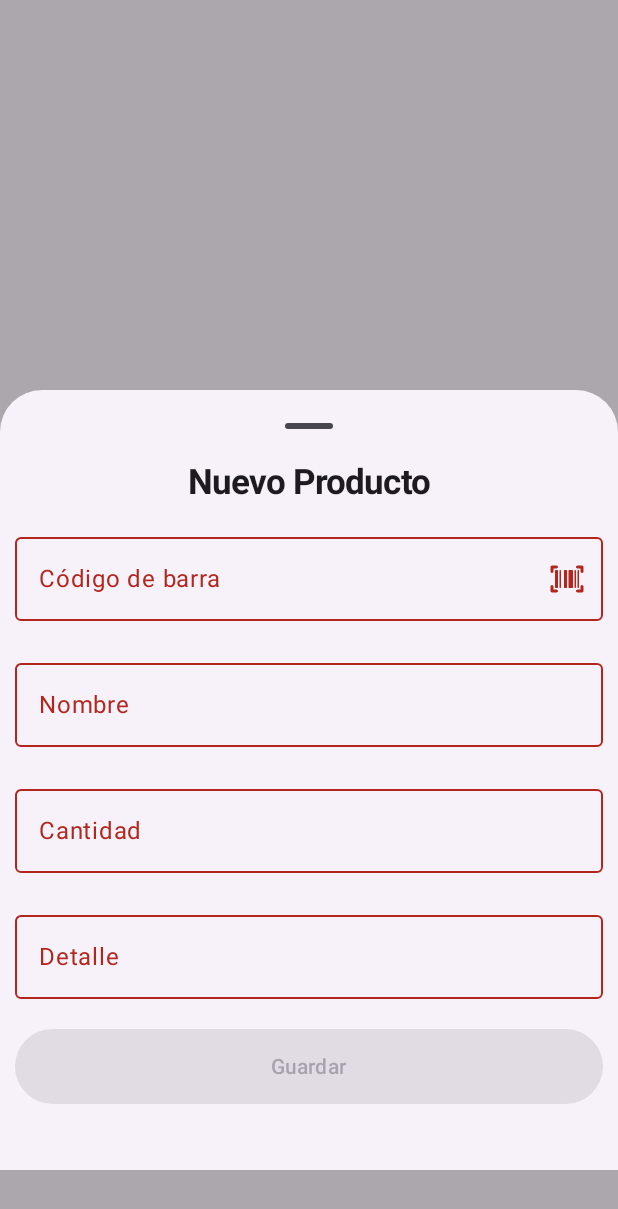
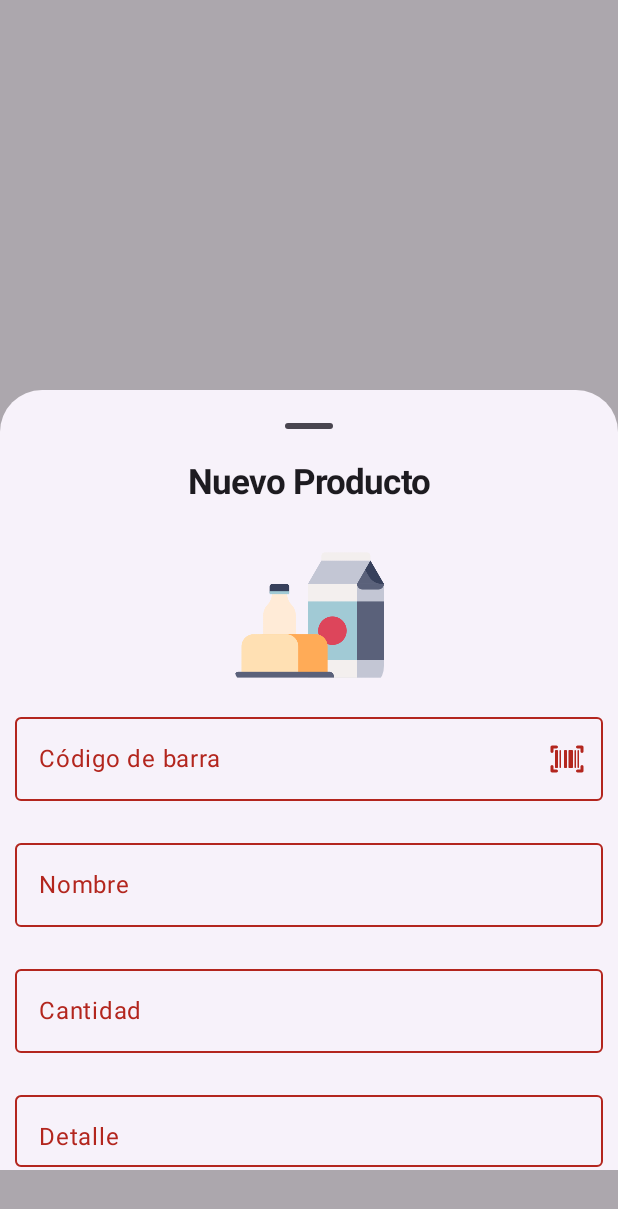
Before and after one commit to GerardoSCDev/android_local_manage_store, an Android app built with Jetpack Compose: the composable InventoryBottomSheetAddProductForm shown on its own in the app's theme, on a phone screen of 412 x 824 dp. Shown: the top 1209 px of the screen. Run offline under Robolectric (Android 15) with nearby library versions, the phone set to English and light mode, and no system bars; our stand-ins replace Room's generated code; libraries missing offline, so code that uses them is left out: com.journeyapps.barcodescanner; 2 statements that could not run were skipped.

Commit message:
add image product mock

```diff
--- a/app/src/main/java/com/example/localmanagestore/Modules/Inventory/Screens/InventoryBottomSheetAddProductFormScreen.kt
+++ b/app/src/main/java/com/example/localmanagestore/Modules/Inventory/Screens/InventoryBottomSheetAddProductFormScreen.kt
@@ -40,6 +40,17 @@ import com.google.accompanist.permissions.rememberPermissionState
 import com.google.accompanist.permissions.shouldShowRationale
 import com.journeyapps.barcodescanner.ScanContract
 import com.journeyapps.barcodescanner.ScanOptions
+import androidx.compose.foundation.Image
+import androidx.compose.foundation.background
+import androidx.compose.foundation.layout.Box
+import androidx.compose.foundation.layout.size
+import androidx.compose.foundation.shape.RoundedCornerShape
+import androidx.compose.ui.Alignment
+import androidx.compose.ui.draw.clip
+import androidx.compose.ui.graphics.Color
+import androidx.compose.ui.layout.ContentScale
+import androidx.compose.ui.res.painterResource
+import androidx.compose.ui.res.stringResource
 
 @OptIn(ExperimentalMaterial3Api::class, ExperimentalPermissionsApi::class)
 @Composable
@@ -108,6 +119,22 @@ fun InventoryBottomSheetAddProductForm(onDismiss: () -> Unit) {
                 .padding(bottom = 15.dp),
             style = TextStyle(fontSize = 23.sp, fontWeight = FontWeight.Bold)
         )
+
+        Box(
+            modifier = Modifier
+                .height(120.dp)
+                .fillMaxWidth()
+        ) {
+            Image(
+                painter = painterResource(id = R.drawable.productos_default_image),
+                contentDescription = stringResource(id = R.string.app_name),
+                contentScale = ContentScale.Crop,
+                modifier = Modifier
+                    .size(100.dp)
+                    .clip(RoundedCornerShape(16.dp))
+                    .align(Alignment.Center)
+            )
+        }
 
         AppTextField(
             textValue = barcodeValue,
```
Also changed, not shown: app/src/main/java/com/example/localmanagestore/Modules/Inventory/ViewModels/InventoryBottomSheetAddProductFormViewModel.kt (line endings or trailing spaces).
